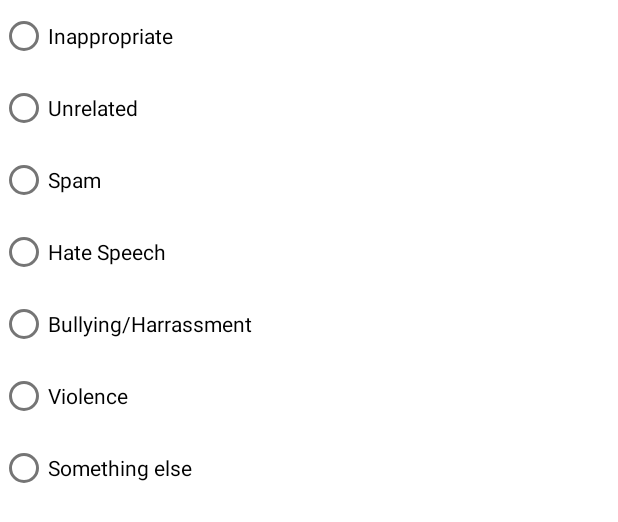
After one commit to anf38/CapstoneRecipes, an Android app: the layout report_dialog_layout.xml on its own in the app's theme, with its tools: preview values and no code run, on a phone screen of 412 x 824 dp. The commit adds this screen. Shown: the top 522 px of the screen. Run offline under Robolectric (Android 15) with nearby library versions, the light colour scheme and no system bars.

Commit message:
added a comment report button

```diff
--- a/app/src/main/res/layout/comments_listview_layout.xml
+++ b/app/src/main/res/layout/comments_listview_layout.xml
@@ -1,8 +1,9 @@
 <?xml version="1.0" encoding="utf-8"?>
 <LinearLayout xmlns:android="http://schemas.android.com/apk/res/android"
     android:layout_width="match_parent"
-    android:layout_height="match_parent"
-    android:orientation="vertical">
+    android:layout_height="wrap_content"
+    android:orientation="vertical"
+    android:background="@color/pale_yellow">
 
     <TextView
         android:id="@+id/commentTitle"
--- /dev/null
+++ b/app/src/main/res/layout/report_dialog_layout.xml
@@ -0,0 +1,59 @@
+<?xml version="1.0" encoding="utf-8"?>
+<androidx.constraintlayout.widget.ConstraintLayout xmlns:android="http://schemas.android.com/apk/res/android"
+    xmlns:tools="http://schemas.android.com/tools"
+    android:layout_width="match_parent"
+    android:layout_height="match_parent">
+
+    <RadioGroup
+        android:id="@+id/radioGroup"
+        android:layout_width="match_parent"
+        android:layout_height="wrap_content"
+        android:orientation="vertical"
+        tools:ignore="MissingConstraints">
+
+        <RadioButton
+            android:id="@+id/radio_inappropriate"
+            android:layout_width="wrap_content"
+            android:layout_height="wrap_content"
+            android:text="Inappropriate" />
+
+        <RadioButton
+            android:id="@+id/radio_unrelated"
+            android:layout_width="wrap_content"
+            android:layout_height="wrap_content"
+            android:text="Unrelated" />
+
+        <RadioButton
+            android:id="@+id/radio_spam"
+            android:layout_width="wrap_content"
+            android:layout_height="wrap_content"
+            android:text="Spam" />
+
+        <RadioButton
+            android:id="@+id/radio_hateSpeech"
+            android:layout_width="wrap_content"
+            android:layout_height="wrap_content"
+            android:text="Hate Speech" />
+
+        <RadioButton
+            android:id="@+id/radio_bullyingHarrassment"
+            android:layout_width="wrap_content"
+            android:layout_height="wrap_content"
+            android:text="Bullying/Harrassment" />
+
+        <RadioButton
+            android:id="@+id/radio_violence"
+            android:layout_width="wrap_content"
+            android:layout_height="wrap_content"
+            android:text="Violence" />
+
+        <RadioButton
+            android:id="@+id/radio_somethingElse"
+            android:layout_width="wrap_content"
+            android:layout_height="wrap_content"
+            android:text="Something else" />
+
+    </RadioGroup>
+
+
+</androidx.constraintlayout.widget.ConstraintLayout>
```
Also changed, not shown: app/src/main/java/com/example/pantrypal/Comment.java (+24 -6 lines), app/src/main/java/com/example/pantrypal/CommentsListAdapter.java (+57 -1 lines), app/src/main/java/com/example/pantrypal/ViewRecipe.java (+128 -62 lines), app/src/main/res/layout/activity_viewrecipe.xml (+31 -48 lines).
